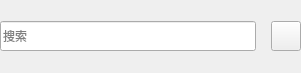
Old version of the form WidgetMain/mainApp/search/form.ui in the repository Easter112/Qtqq.
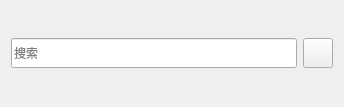
New version of the form. Icons and pictures are not drawn.

Diff of the .ui file:
```diff
--- a/WidgetMain/mainApp/search/form.ui
+++ b/WidgetMain/mainApp/search/form.ui
@@ -6,42 +6,34 @@
    <rect>
     <x>0</x>
     <y>0</y>
-    <width>301</width>
-    <height>73</height>
+    <width>344</width>
+    <height>107</height>
    </rect>
   </property>
   <property name="windowTitle">
    <string>Form</string>
   </property>
-  <layout class="QVBoxLayout" name="verticalLayout">
-   <property name="spacing">
-    <number>0</number>
-   </property>
-   <property name="leftMargin">
-    <number>0</number>
-   </property>
-   <property name="topMargin">
-    <number>0</number>
-   </property>
-   <property name="rightMargin">
-    <number>0</number>
-   </property>
-   <property name="bottomMargin">
-    <number>0</number>
-   </property>
-   <item>
     <layout class="QHBoxLayout" name="horizontalLayout">
-     <property name="spacing">
-      <number>15</number>
-     </property>
      <item>
       <widget class="QLineEdit" name="lineEdit">
        <property name="sizePolicy">
-        <sizepolicy hsizetype="Expanding" vsizetype="Preferred">
+      <sizepolicy hsizetype="Expanding" vsizetype="Fixed">
          <horstretch>0</horstretch>
          <verstretch>0</verstretch>
         </sizepolicy>
        </property>
+     <property name="minimumSize">
+      <size>
+       <width>0</width>
+       <height>30</height>
+      </size>
+     </property>
+     <property name="maximumSize">
+      <size>
+       <width>16777215</width>
+       <height>30</height>
+      </size>
+     </property>
        <property name="placeholderText">
         <string>搜索</string>
        </property>
@@ -81,8 +73,6 @@
         </size>
        </property>
       </widget>
-     </item>
-    </layout>
    </item>
   </layout>
  </widget>
```
Left out of the diff: 2 changed lines with no effect on the pictures. Lines whose indentation alone changed are shown as unchanged.
